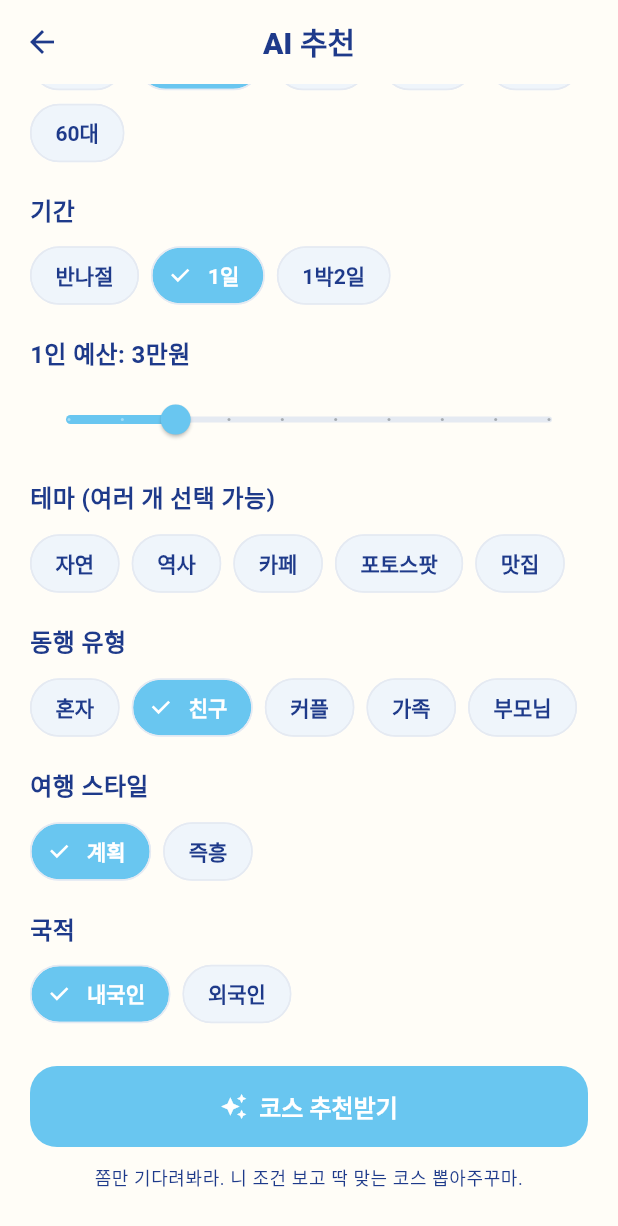
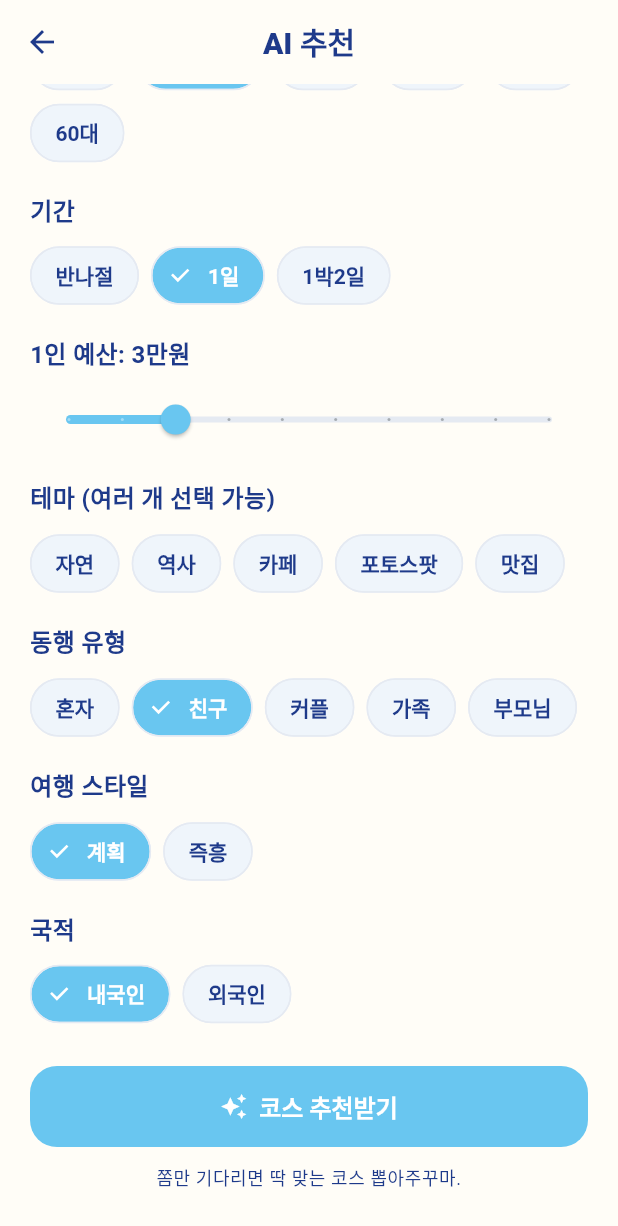
Before and after one commit to lovyestar/Tracker, a Flutter app: the ConditionInputScreen screen opened directly, scrolled down 474 dp, on a phone screen of 412 x 824 dp. Shown: the top 1226 px of the screen. Run offline on Flutter 3.47's test engine with Material 3 defaults, Android fonts, the phone set to English and light mode, and no system bars; our stand-ins replace audioplayers, cloud_firestore, firebase_auth, firebase_core, geolocator, google_sign_in and 2 more; missing offline and left inert: kakao_map_sdk; accounts and stored records are empty; network calls fail; Roboto replaces fonts that are missing (Pretendard).

Commit message:
Fixed a bug that makes cost text hidden, Fixed persona text design

```diff
--- a/lib/constants/messages_ko.dart
+++ b/lib/constants/messages_ko.dart
@@ -56,7 +56,7 @@ class MessagesKo {
   // ---------------------------------------------------------------------------
   // 2. 추천 (Recommendation)
   // ---------------------------------------------------------------------------
-  static const String recommendStart = '쫌만 기다려봐라. 니 조건 보고 딱 맞는 코스 뽑아주꾸마.';
+  static const String recommendStart = '쫌만 기다리면 딱 맞는 코스 뽑아주꾸마.';
   static const String recommendSpontaneous =
       '계획 없이 왔나? 마 좋다. 즉흥으로 갈수록 재밌는 게 여행이라카이.';
   static const String recommendPlanned = '시간이랑 조건 딱 정해서 왔네. 알겠다, 낭비 없이 짜주꾸마.';
@@ -131,7 +131,7 @@ class MessagesKo {
 
   /// 경유지(다중 위치) 목록 입력 안내. (#1)
   static const String addCourseWaypointHint =
-      '코스는 순서대로 들를 자리로 만든데이. 지도나 명소에서 최소 4곳은 골라야 등록된다카이.';
+      '코스는 순서대로 들를 자리로 만든데이.\n지도나 명소에서 최소 4곳은 골라야 등록된다카이.';
 
   /// 경유지가 4곳 미만일 때 안내. (#1)
   static const String addCourseWaypointTooFew =
--- a/lib/screens/add_course_screen.dart
+++ b/lib/screens/add_course_screen.dart
@@ -361,7 +361,7 @@ class _AddCourseScreenState extends State<AddCourseScreen> {
           borderRadius: BorderRadius.circular(14),
           border: Border.all(color: AppTheme.brownBorder, width: 1.5),
         ),
-        child: const Text('아직 경유지가 없데이. 아래 버튼으로 자리를 골라봐라!',
+        child: const Text('아직 경유지가 없데이.\n아래 버튼으로 자리를 골라봐라!',
             style: TextStyle(color: AppTheme.bodyBrown)),
       );
     }
--- a/lib/widgets/retro.dart
+++ b/lib/widgets/retro.dart
@@ -159,6 +159,7 @@ class InfoTag extends StatelessWidget {
   final String text;
   final Color? color;
   final bool flexible;
+  final MainAxisAlignment mainAxisAlignment;
 
   const InfoTag({
     super.key,
@@ -166,6 +167,7 @@ class InfoTag extends StatelessWidget {
     required this.text,
     this.color,
     this.flexible = false,
+    this.mainAxisAlignment = MainAxisAlignment.start
   });
 
   @override
@@ -178,6 +180,7 @@ class InfoTag extends StatelessWidget {
       style: TextStyle(fontSize: 12.5, color: c, fontWeight: FontWeight.w600),
     );
     return Row(
+      mainAxisAlignment: mainAxisAlignment,
       mainAxisSize: MainAxisSize.min,
       children: [
         Icon(icon, size: 14, color: c),
```
Also changed, not shown: lib/widgets/recommendation_card.dart (+7 -3 lines).
